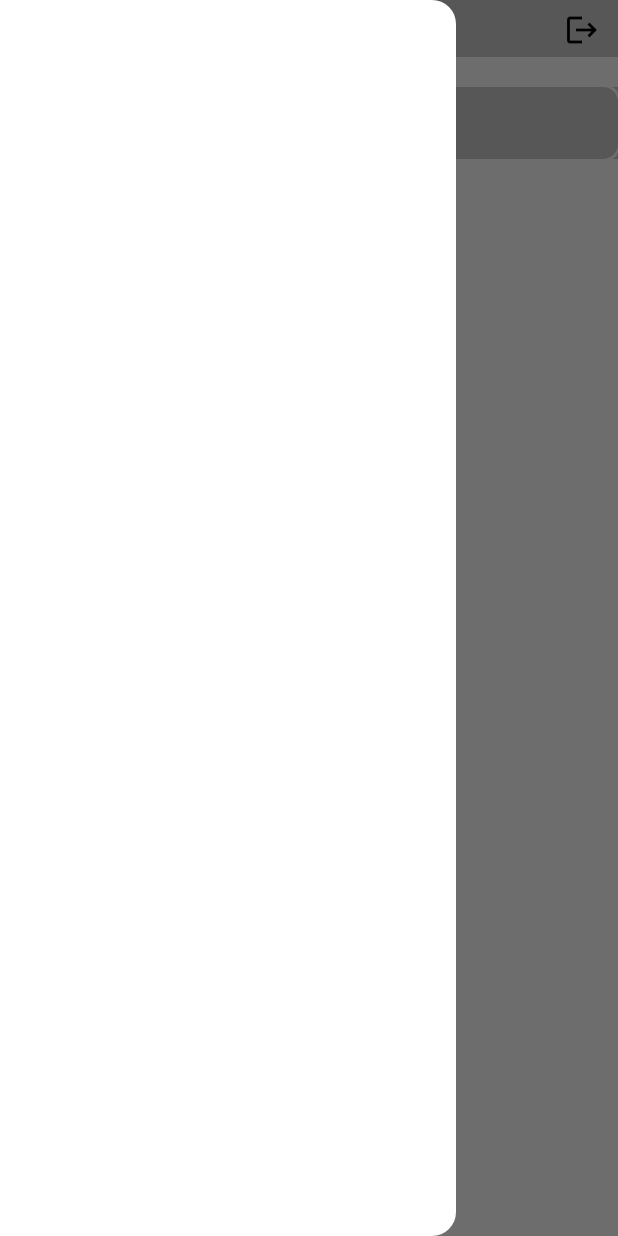
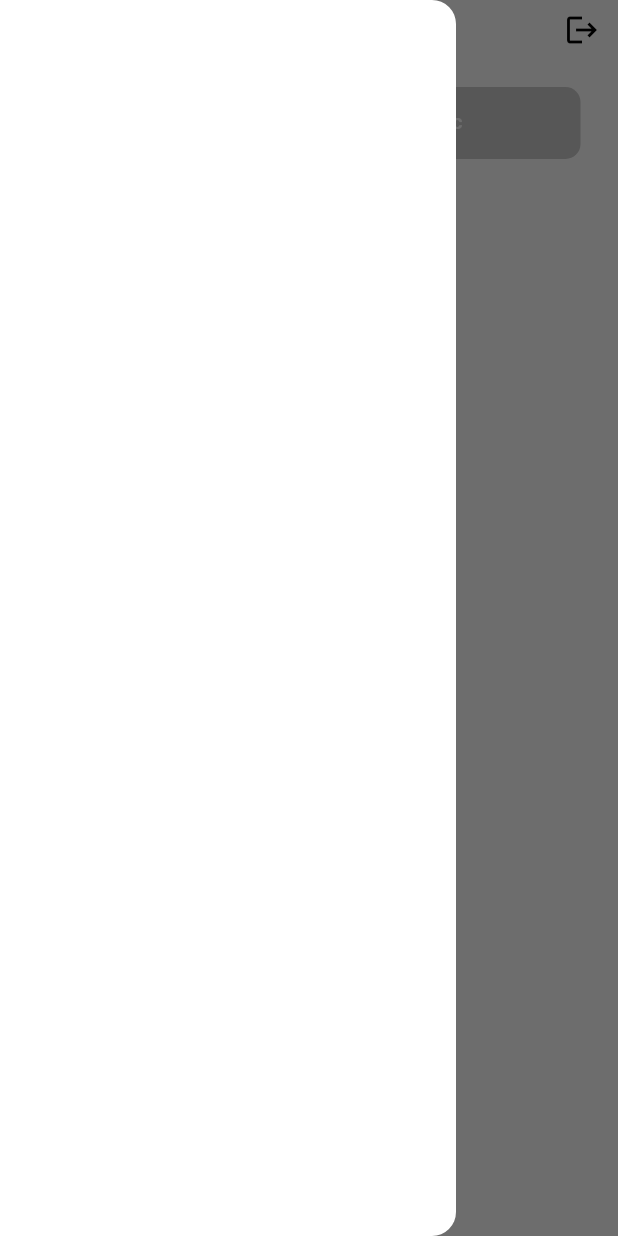
Before and after one commit to AndrewJanekk/Projekt, a Flutter app: the screen it shows once a user with an empty profile is signed in, with the side drawer open, on a phone screen of 412 x 824 dp. Run offline on Flutter 3.47's test engine with Material 3 defaults, Android fonts, the phone set to English and light mode, and no system bars; our stand-ins replace flutter_slidable, supabase_flutter; accounts and stored records are empty.

Commit message:
tabbar update

```diff
--- a/flutter_application_1/lib/funcs/TabBar.dart
+++ b/flutter_application_1/lib/funcs/TabBar.dart
@@ -27,7 +27,7 @@ class Tabbar extends StatelessWidget {
               onPressed: logout
             , icon: Icon(Icons.logout))
           ],
-          backgroundColor: Theme.of(context).colorScheme.primary,
+          backgroundColor: Theme.of(context).colorScheme.secondary,
           title: Text('Fpay'),
           bottom: PreferredSize(
             preferredSize: Size.fromHeight(50),
@@ -37,13 +37,16 @@ class Tabbar extends StatelessWidget {
                   height: 20,
                   color: Theme.of(context).colorScheme.secondary,
                 ),
-                 Container(
+                 Padding(
+                   padding: const EdgeInsets.only(left: 25, right: 25),
+                   child: Container(
                       child: TabBar(
                         dividerColor: Colors.transparent,
                         indicator: BoxDecoration(
                           color: Theme.of(context).colorScheme.primary,
                           borderRadius: BorderRadius.circular(10)
                         ),
+                        labelColor: Theme.of(context).colorScheme.secondary,
                         indicatorSize: TabBarIndicatorSize.tab,
                         tabs: const [
                           Tab(text: 'home',),
@@ -51,10 +54,11 @@ class Tabbar extends StatelessWidget {
                         ]),
                     decoration: BoxDecoration(
                       color: Theme.of(context).colorScheme.secondary,
-                    borderRadius: BorderRadius.circular(5)
+
 
                     ),
 
+                   ),
                  ),
                ],
              )
```
Lines whose indentation alone changed are shown as unchanged.
